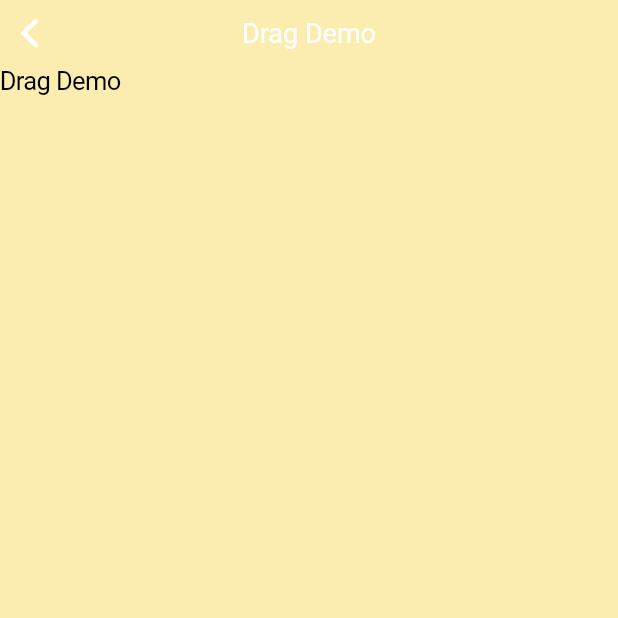
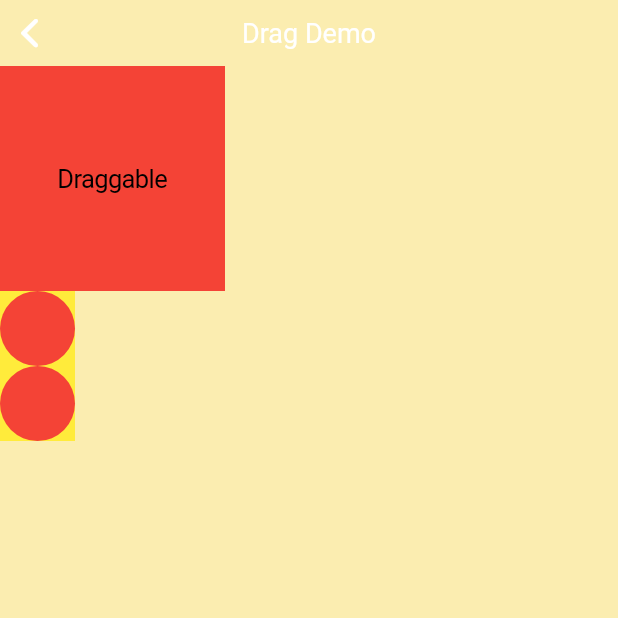
Before and after one commit to KingBo0259/hi_flutter_app, a Flutter app: the DragPage screen opened by its route, on a phone screen of 412 x 824 dp, the top half of it. Run offline on Flutter 3.47's test engine with Material 2 defaults, Android fonts, the phone set to English and light mode, and no system bars; our stand-ins replace flip_card; missing offline and left inert: flutter_lottie.

Commit message:
[ADD] add拖动 view

```diff
--- a/lib/src/pages/Course/drag/drag_page.dart
+++ b/lib/src/pages/Course/drag/drag_page.dart
@@ -1,20 +1,30 @@
 import 'package:flutter/material.dart';
 import 'package:flutter/cupertino.dart';
-
+import 'my_dragg_able_widget.dart';
+import 'touch_move_view.dart';
 
 class DragPage extends StatefulWidget {
   @override
   createState() => _DragPage();
 }
 
-class _DragPage extends State<DragPage>{
-
+class _DragPage extends State<DragPage> {
   @override
   Widget build(BuildContext context) {
-    // TODO: implement build
     return CupertinoPageScaffold(
-        navigationBar: CupertinoNavigationBar(middle: Text("Drag Demo"),),
-        child: Text("Drag Demo")
-    );
+        navigationBar: CupertinoNavigationBar(
+          middle: Text("Drag Demo"),
+        ),
+        child: Column(
+          mainAxisSize: MainAxisSize.max,
+          crossAxisAlignment: CrossAxisAlignment.start,
+          children: <Widget>[
+            Row(
+              children: <Widget>[MyDraggableWidget()],
+            ),
+            TouchMoveView(),
+            TouchMoveView()
+          ],
+        ));
   }
 }
--- /dev/null
+++ b/lib/src/pages/Course/drag/my_dragg_able_widget.dart
@@ -0,0 +1,30 @@
+import 'package:flutter/material.dart';
+import 'package:flutter/cupertino.dart';
+
+class MyDraggableWidget extends StatelessWidget {
+  final data;
+
+  const MyDraggableWidget({this.data = "myDraggable", Key key})
+      : super(key: key);
+
+  @override
+  Widget build(BuildContext context) {
+    return Draggable(
+      ignoringFeedbackSemantics:  true,
+        child: Container(
+          width: 150,
+          height: 150,
+          color: Colors.red[500],
+          child: Center(
+            child: Text("Draggable"),
+          ),
+        ),
+        feedback: Container(
+          width: 150,
+          height: 150,
+          color: Colors.white,
+          child: Icon(Icons.exposure),
+        )
+    );
+  }
+}
--- /dev/null
+++ b/lib/src/pages/Course/drag/touch_move_view.dart
@@ -0,0 +1,81 @@
+import 'package:flutter/material.dart';
+import 'dart:math';
+
+class TouchMoveView extends StatefulWidget {
+  @override
+  State<StatefulWidget> createState() {
+    return TouchMoveState();
+  }
+}
+
+class TouchMoveState extends State<TouchMoveView> {
+  TouchMovePainter painter;
+  //静止状态下的offset
+  Offset idleOffset=Offset(0, 0);
+  //本次移动的offset
+  Offset moveOffset=Offset(0, 0);
+  //最后一次down事件的offset
+  Offset lastStartOffset=Offset(0, 0);
+
+  @override
+  void initState() {
+    painter = TouchMovePainter();
+    super.initState();
+  }
+
+  @override
+  Widget build(BuildContext context) {
+    return Transform.translate(
+        offset: moveOffset,
+        child: Container(
+          height: 50,
+          width: 50,
+          color: Colors.yellow,
+          child: GestureDetector(
+            onPanStart: (detail) {
+              setState(() {
+                lastStartOffset=detail.globalPosition;
+                painter=TouchMovePainter();
+                painter.painterColor = Colors.green;
+
+              });
+            },
+            onPanUpdate: (detail){
+              setState(() {
+                moveOffset=detail.globalPosition-lastStartOffset+idleOffset;
+                moveOffset=Offset(max(0, moveOffset.dx), max(0, moveOffset.dy));
+                debugPrint("$moveOffset");
+              });
+            },
+
+            onPanEnd: (detail) {
+              setState(() {
+                painter=TouchMovePainter();
+                painter.painterColor = Colors.red;
+                idleOffset=moveOffset*1;
+              });
+            },
+            child: CustomPaint(
+              painter: painter,
+            ),
+          ),
+        ));
+  }
+}
+
+class TouchMovePainter extends CustomPainter {
+  var painter = Paint();
+  var painterColor = Colors.red;
+
+  @override
+  void paint(Canvas canvas, Size size) {
+    painter.color = painterColor;
+    canvas.drawCircle(Offset(size.width / 2, size.height / 2),
+        min(size.height, size.width) / 2, painter);
+  }
+
+  @override
+  bool shouldRepaint(TouchMovePainter oldDelegate) {
+    return oldDelegate.painterColor!=painterColor;
+  }
+}
```
